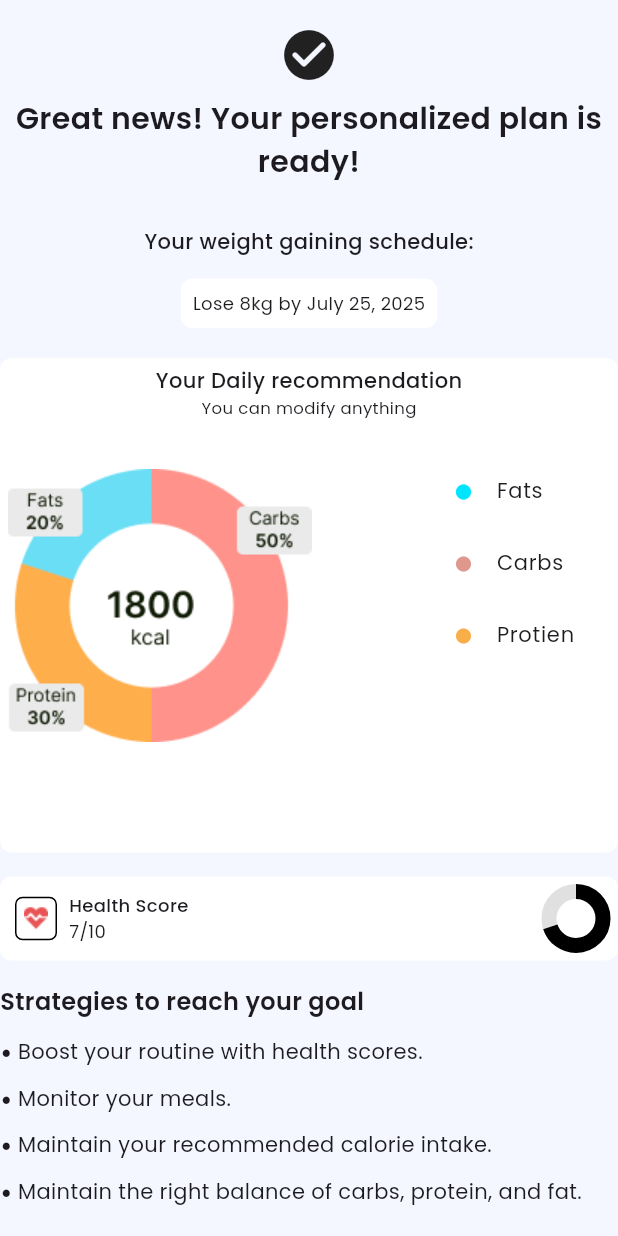
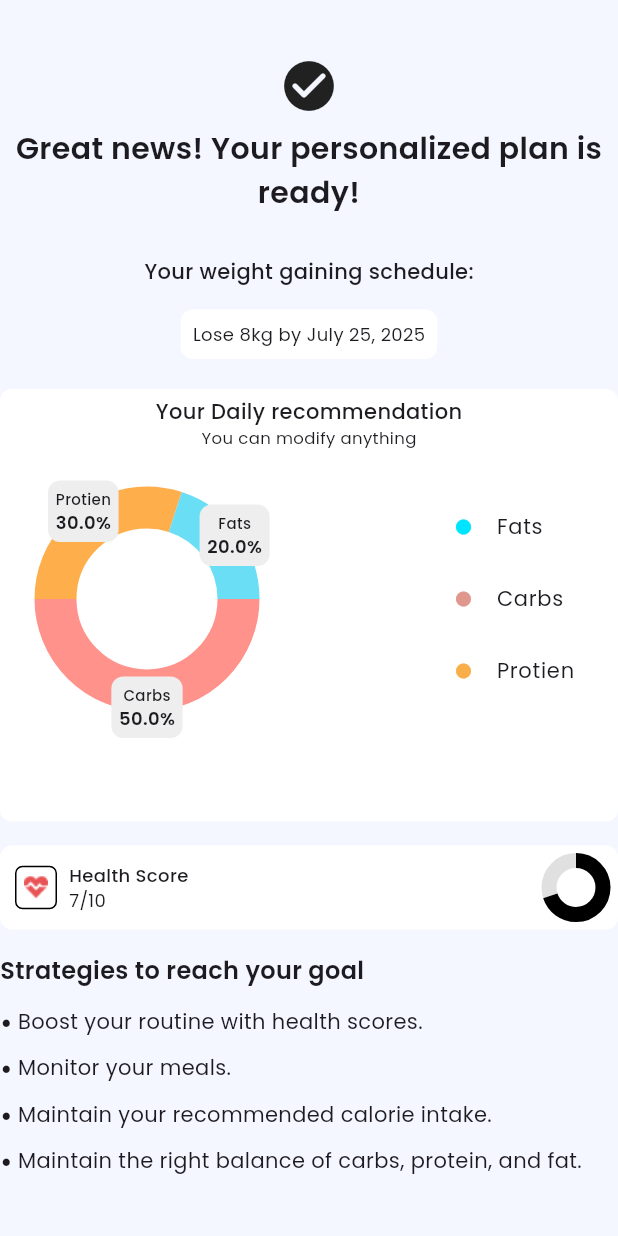
Before and after one commit to rahimuj570/nutria_flutter, a Flutter app: the ChoosenFinalResultScreen widget shown alone on an empty page, opened directly, on a phone screen of 412 x 824 dp. Run offline on Flutter 3.47's test engine with Material 3 defaults, Android fonts, the phone set to English and light mode, and no system bars; drawn by our look-alikes of fl_chart; our stand-ins replace connectivity_plus, shared_preferences, syncfusion_flutter_gauges; accounts and stored records are empty.

Commit message:
pie_chart addedin result screen

```diff
--- /dev/null
+++ b/lib/data/choioce_options/entity/pie_chart_entiry.dart
@@ -0,0 +1,9 @@
+import 'package:flutter/animation.dart';
+
+class PieChartEntiry {
+  final String title;
+  double? value;
+  Color color;
+
+  PieChartEntiry({required this.title, this.value, required this.color});
+}
--- a/lib/presentations/chooce_options/views/screens/choosen_final_result_screen.dart
+++ b/lib/presentations/chooce_options/views/screens/choosen_final_result_screen.dart
@@ -1,10 +1,52 @@
+import 'package:fl_chart/fl_chart.dart';
 import 'package:flutter/material.dart';
 import 'package:neutria/app/app_assets_path.dart';
+import 'package:neutria/app/const_colors.dart';
+import 'package:neutria/data/choioce_options/entity/pie_chart_entiry.dart';
 import 'package:neutria/presentations/chooce_options/viewmodels/choose_option_provider.dart';
 import 'package:provider/provider.dart';
 
-class ChoosenFinalResultScreen extends StatelessWidget {
+class ChoosenFinalResultScreen extends StatefulWidget {
   const ChoosenFinalResultScreen({super.key});
+
+  @override
+  State<ChoosenFinalResultScreen> createState() =>
+      _ChoosenFinalResultScreenState();
+}
+
+class _ChoosenFinalResultScreenState extends State<ChoosenFinalResultScreen> {
+  double _healthScore = 0;
+
+  late final List<PieChartEntiry> _pieData = [
+    PieChartEntiry(title: 'Carbs', color: Colors.grey, value: 1),
+    PieChartEntiry(title: 'Protien', color: Color(0xffFFAE4C), value: 0),
+    PieChartEntiry(title: 'Fats', color: Color(0xff6ADEF5), value: 0),
+  ];
+
+  void updateHEaltScore(double healthScore) async {
+    await Future.delayed(Duration(milliseconds: 200));
+    setState(() {
+      _healthScore = healthScore;
+    });
+  }
+
+  void updatePieScore() async {
+    await Future.delayed(Duration(milliseconds: 200));
+    setState(() {
+      _pieData[0].color = Color(0xffFF938B);
+      _pieData[0].value = 50;
+      _pieData[1].value = 30;
+      _pieData[2].value = 20;
+    });
+  }
+
+  @override
+  void initState() {
+    updateHEaltScore(70);
+    updatePieScore();
+    // TODO: implement initState
+    super.initState();
+  }
 
   @override
   Widget build(BuildContext context) {
@@ -46,7 +88,7 @@ class ChoosenFinalResultScreen extends StatelessWidget {
           ),
           SizedBox(height: 20),
           AspectRatio(
-            aspectRatio: 2 / 1.6,
+            aspectRatio: 2 / 1.4,
             child: Container(
               padding: .all(5),
               decoration: BoxDecoration(
@@ -68,11 +110,63 @@ class ChoosenFinalResultScreen extends StatelessWidget {
                     mainAxisAlignment: .spaceBetween,
                     crossAxisAlignment: .center,
                     children: [
-                      Image.asset(AppAssetsPath.pieChartResult),
+                      Padding(
+                        padding: const EdgeInsets.only(left: 18.0),
+                        child: SizedBox(
+                          width: 150,
+                          height: 150,
+                          child: PieChart(
+                            duration: Duration(milliseconds: 300),
+                            curve: Curves.easeInOut,
+                            PieChartData(
+                              sectionsSpace: 0,
+                              sections: _pieData
+                                  .map(
+                                    (e) => PieChartSectionData(
+                                      radius: 28,
+                                      value: e.value,
+                                      color: e.color,
+                                      showTitle: false,
+                                      badgePositionPercentageOffset: .9,
+                                      badgeWidget: Container(
+                                        decoration: BoxDecoration(
+                                          borderRadius: .circular(8),
+                                          color: Colors.grey.shade200,
+                                        ),
+                                        child: Padding(
+                                          padding: const EdgeInsets.all(5.0),
+                                          child: Column(
+                                            mainAxisSize: .min,
+                                            children: [
+                                              Text(
+                                                e.title,
+                                                style: TextStyle(
+                                                  fontSize: 10,
+                                                  fontWeight: .w500,
+                                                ),
+                                              ),
+                                              Text(
+                                                '${e.value}%',
+                                                style: TextStyle(
+                                                  fontSize: 12,
+                                                  fontWeight: .w600,
+                                                ),
+                                              ),
+                                            ],
+                                          ),
+                                        ),
+                                      ),
+                                    ),
+                                  )
+                                  .toList(),
+                            ),
+                          ),
+                        ),
+                      ),
                       SizedBox(
-                        height: 200,
                         width: 120,
                         child: Column(
+                          mainAxisSize: .min,
                           children: [
                             ListTile(
                               dense: true,
@@ -158,11 +252,15 @@ class ChoosenFinalResultScreen extends StatelessWidget {
                   ],
                 ),
                 Spacer(),
-                CircularProgressIndicator(
-                  value: .7,
-                  backgroundColor: Colors.grey.shade300,
-                  color: Colors.black,
-                  strokeWidth: 10,
+                TweenAnimationBuilder(
+                  duration: Duration(milliseconds: 300),
+                  tween: Tween(begin: 0, end: _healthScore),
+                  builder: (context, value, child) => CircularProgressIndicator(
+                    value: value / 100,
+                    backgroundColor: Colors.grey.shade300,
+                    color: Colors.black,
+                    strokeWidth: 10,
+                  ),
                 ),
               ],
             ),
@@ -182,7 +280,7 @@ class ChoosenFinalResultScreen extends StatelessWidget {
             shrinkWrap: true, // only take needed space
             physics: NeverScrollableScrollPhysics(), // no scrolling inside
             itemCount: strategies.length,
-            separatorBuilder: (_, __) => const SizedBox(height: 8),
+            separatorBuilder: (_, _) => const SizedBox(height: 8),
             itemBuilder: (context, index) => Row(
               crossAxisAlignment: CrossAxisAlignment.start,
               children: [
```
